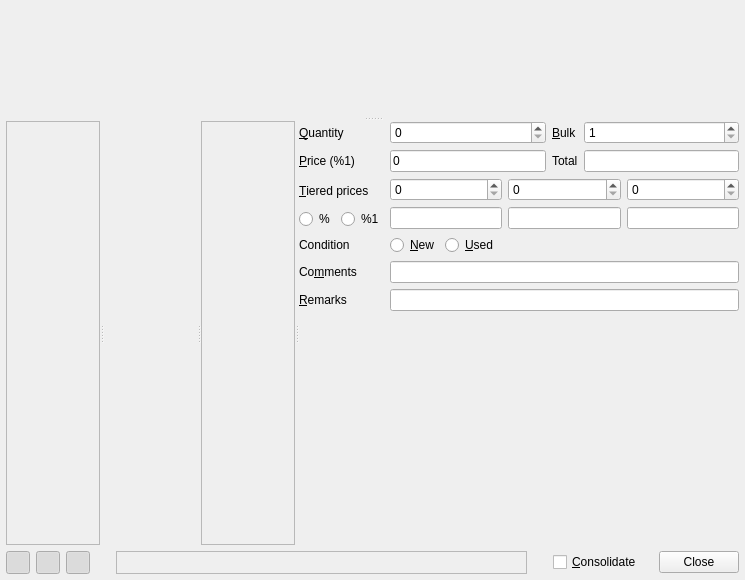
rgriebl/brickstore, file src/additemdialog.ui: the form before one commit.
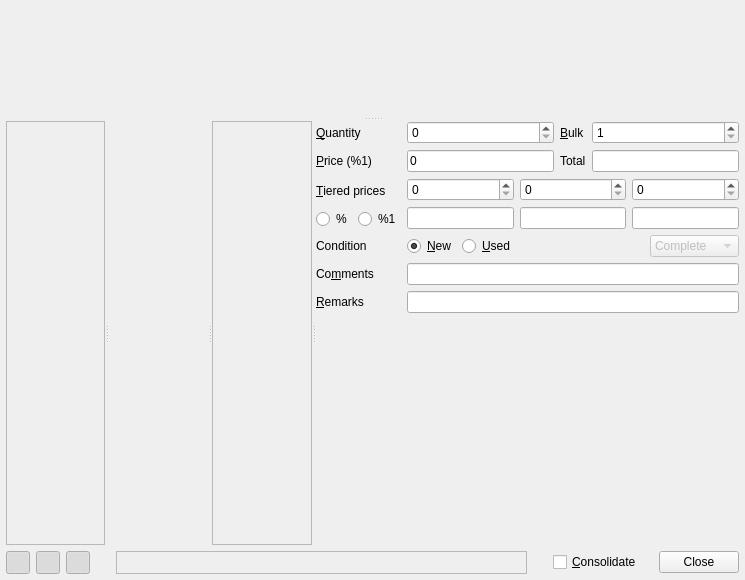
The form after the commit. Icons and pictures are not drawn. Custom widgets are drawn as their Qt base class.

The edit to the form file:
```diff
--- a/src/additemdialog.ui
+++ b/src/additemdialog.ui
@@ -242,6 +242,9 @@
             <property name="text">
              <string>&amp;New</string>
             </property>
+            <property name="checked">
+             <bool>true</bool>
+            </property>
            </widget>
           </item>
           <item>
@@ -256,14 +259,42 @@
             <property name="orientation">
              <enum>Qt::Horizontal</enum>
             </property>
+            <property name="sizeType">
+             <enum>QSizePolicy::MinimumExpanding</enum>
+            </property>
             <property name="sizeHint" stdset="0">
              <size>
-              <width>271</width>
+              <width>11</width>
               <height>20</height>
              </size>
             </property>
            </spacer>
           </item>
+          <item>
+           <widget class="QComboBox" name="w_subcondition">
+            <property name="enabled">
+             <bool>false</bool>
+            </property>
+            <property name="currentIndex">
+             <number>0</number>
+            </property>
+            <item>
+             <property name="text">
+              <string>Complete</string>
+             </property>
+            </item>
+            <item>
+             <property name="text">
+              <string>Incomplete</string>
+             </property>
+            </item>
+            <item>
+             <property name="text">
+              <string>Sealed</string>
+             </property>
+            </item>
+           </widget>
+          </item>
          </layout>
         </item>
         <item row="3" column="0">
```
